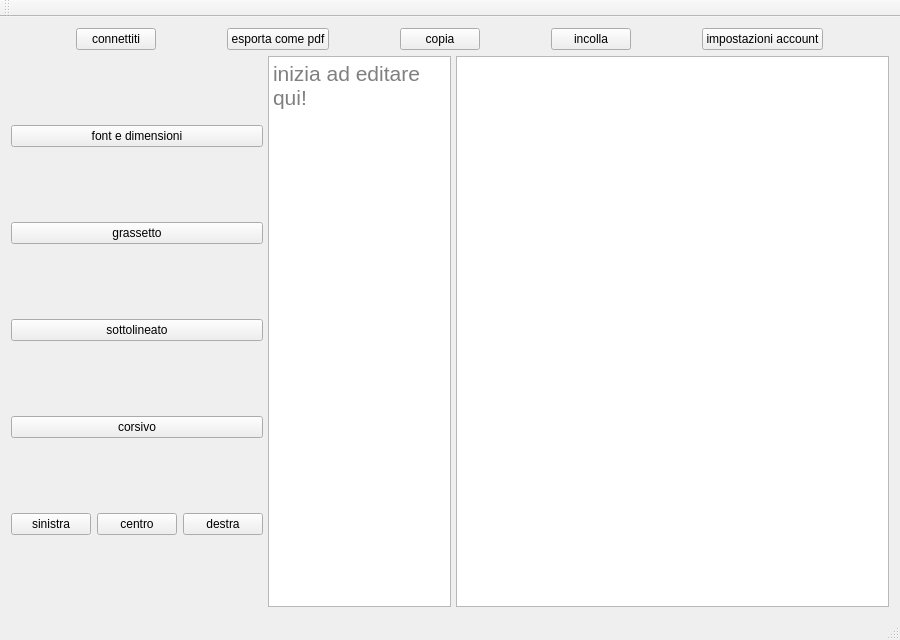
Before: the Qt Designer form PdsProject-GUI/mainwindow.ui in Grain0fSand/cooperative-online-text-editor, drawn with Qt 5.
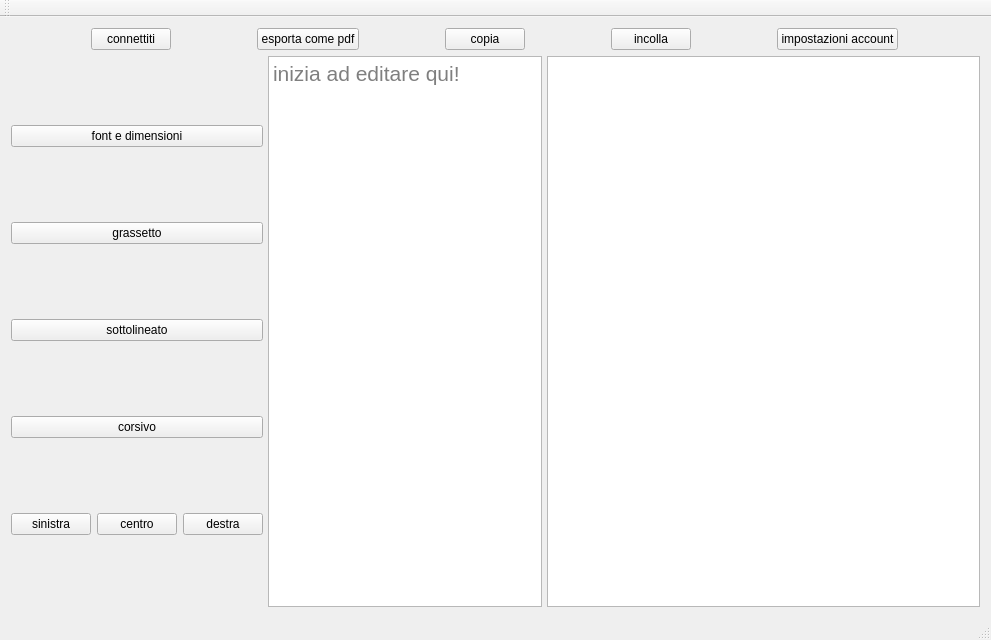
After: the same form once the commit is applied.

```diff
--- a/PdsProject-GUI/mainwindow.ui
+++ b/PdsProject-GUI/mainwindow.ui
@@ -6,7 +6,7 @@
    <rect>
     <x>0</x>
     <y>0</y>
-    <width>900</width>
+    <width>991</width>
     <height>640</height>
    </rect>
   </property>
```
